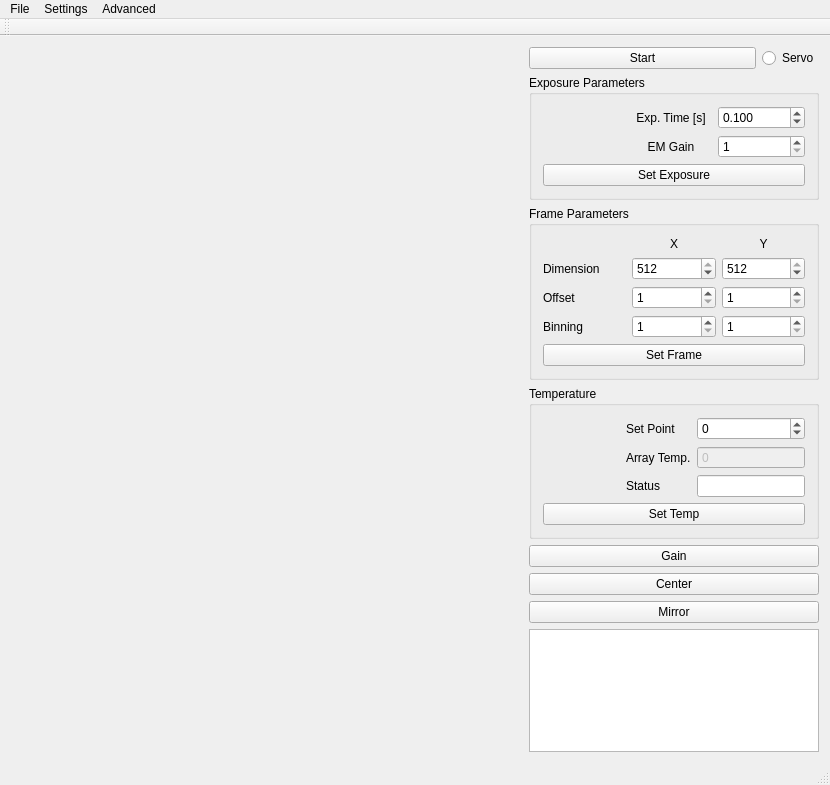
The window that src/fttMainWindow.ui (tmccrack/cameraLibrary) describes before a commit, drawn with Qt 5.
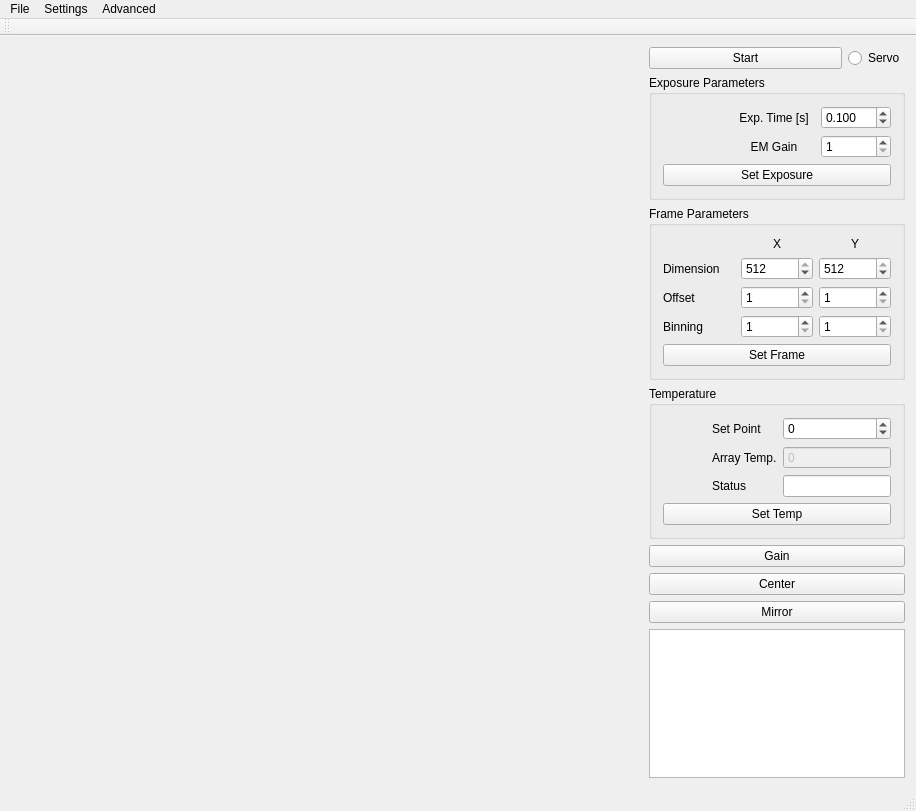
The same window after the commit.

The edit to the form file:
```diff
--- a/src/fttMainWindow.ui
+++ b/src/fttMainWindow.ui
@@ -6,8 +6,8 @@
    <rect>
     <x>0</x>
     <y>0</y>
-    <width>830</width>
-    <height>785</height>
+    <width>916</width>
+    <height>811</height>
    </rect>
   </property>
   <property name="windowTitle">
@@ -32,6 +32,19 @@
       <layout class="QVBoxLayout" name="mpl_vl"/>
      </widget>
     </item>
+    <item>
+     <spacer name="horizontalSpacer_6">
+      <property name="orientation">
+       <enum>Qt::Horizontal</enum>
+      </property>
+      <property name="sizeHint" stdset="0">
+       <size>
+        <width>40</width>
+        <height>20</height>
+       </size>
+      </property>
+     </spacer>
+    </item>
     <item>
      <layout class="QVBoxLayout" name="button_vl">
       <item>
@@ -487,7 +500,7 @@
     <rect>
      <x>0</x>
      <y>0</y>
-     <width>830</width>
+     <width>916</width>
      <height>21</height>
     </rect>
    </property>
```
